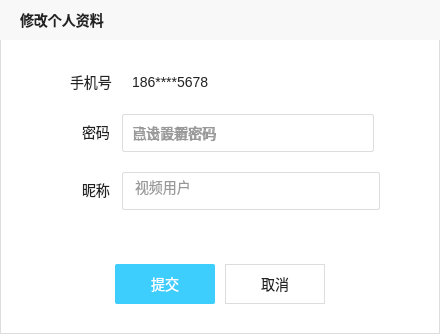
Qt form client/video_player/modifymyselfdialog.ui (1ousel/video_player_client) before a commit.
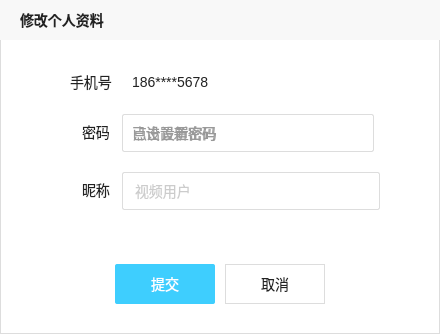
The same form after that commit. Icons and pictures are not drawn.

What changed in the file:
```diff
--- a/client/video_player/modifymyselfdialog.ui
+++ b/client/video_player/modifymyselfdialog.ui
@@ -239,6 +239,9 @@
 }</string>
    </property>
    <property name="text">
+    <string/>
+   </property>
+   <property name="placeholderText">
     <string>视频用户</string>
    </property>
   </widget>
```
